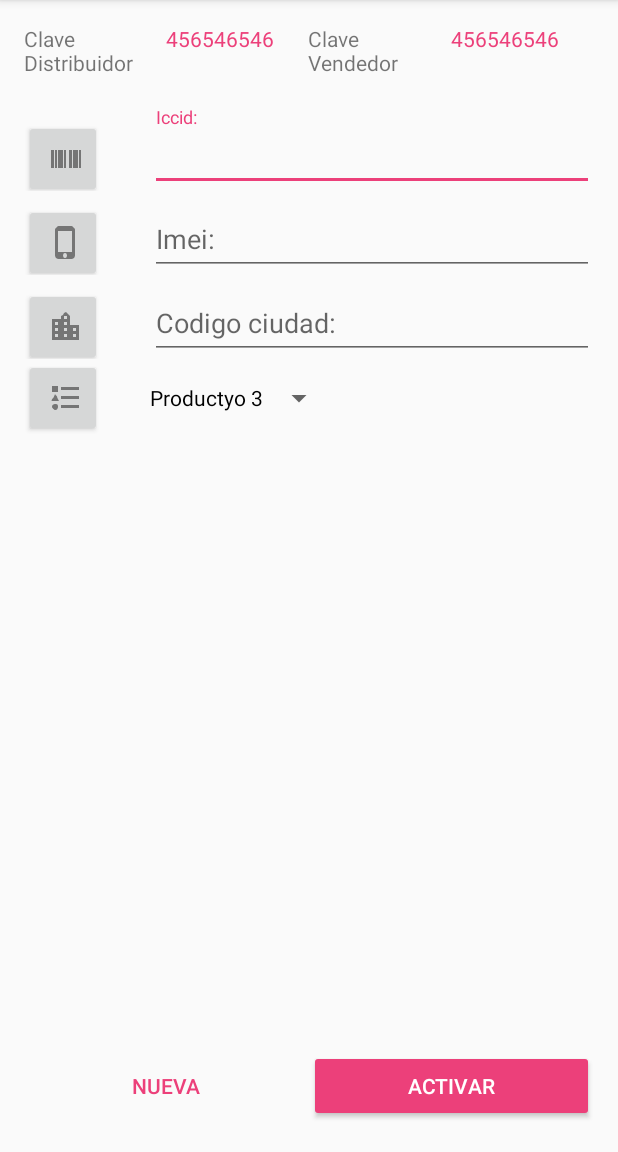
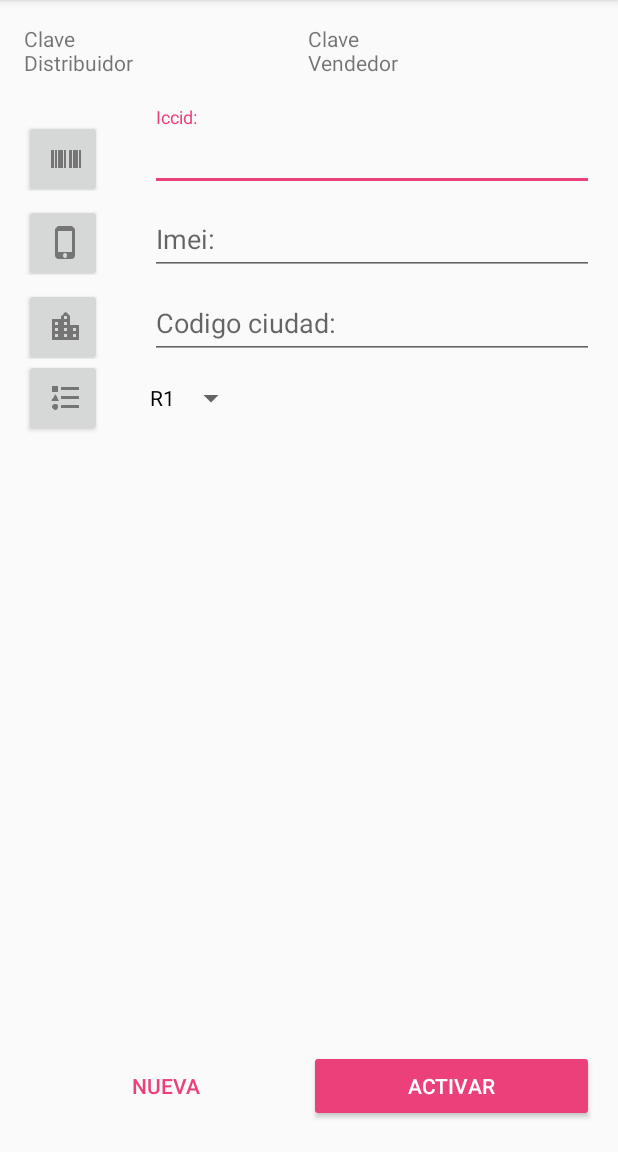
Before and after one commit to ricky393512/Rvisor, an Android app: the ConsultaActivity screen opened directly, with no data from a screen before it, on a phone screen of 412 x 824 dp, the part 84-1236 px from its top. Run offline under Robolectric (Android 15) with nearby library versions, the phone set to English and light mode, and no system bars.

Commit message:
Se modifica spinner para que muestre objetos tipo producto

```diff
--- a/app/src/main/java/telcel/android/rick/com/rvisor/ConsultaActivity.java
+++ b/app/src/main/java/telcel/android/rick/com/rvisor/ConsultaActivity.java
@@ -139,8 +139,10 @@ public class ConsultaActivity extends AppCompatActivity {
 
             @Override
             public void onClick(View v) {
+                // And to get the actual User object that was selected, you can do this.
+                TipoProducto tipoProducto = (TipoProducto) ( (Spinner) findViewById(R.id.my_spinner) ).getSelectedItem();
                notification4(1, R.drawable.ic_telefono,"Aviso"," 2222222222");
-                txtResultado.setText("El numero es 222222222");
+                txtResultado.setText("El numero es 222222222   ---"+tipoProducto.getNombre() );
             }
         });
 
--- a/app/src/main/java/telcel/android/rick/com/rvisor/pojo/TipoProducto.java
+++ b/app/src/main/java/telcel/android/rick/com/rvisor/pojo/TipoProducto.java
@@ -27,4 +27,9 @@ public class TipoProducto {
     public void setNombre(String nombre) {
         this.nombre = nombre;
     }
+
+    @Override
+    public String toString() {
+        return this.nombre;            // What to display in the Spinner list.
+    }
 }
--- a/app/src/main/java/telcel/android/rick/com/rvisor/ws/CoopelWS.java
+++ b/app/src/main/java/telcel/android/rick/com/rvisor/ws/CoopelWS.java
@@ -41,6 +41,7 @@ public class CoopelWS  extends AsyncTask<Void, Void, Boolean> {
     protected Boolean doInBackground(Void... params) {
 // TODO: attempt authentication against a network service.
 //WebService - Opciones
+
         listaProductos = new ArrayList<TipoProducto>();
         final String NAMESPACE = "http://hello_webservice/";
         final String URL="http://10.131.5.40:8080/HelloWorldWS/hello?wsdl";
@@ -173,7 +174,7 @@ try {
             return false;
         }
 */
-        return true;
+        return false;
     }
 
     @Override
@@ -204,7 +205,18 @@ try {
             nombreProductos.add(0,"Productyo 2");
             nombreProductos.add(0,"Productyo 3");
 
-            ArrayAdapter adapter = new ArrayAdapter(context, R.layout.row, nombreProductos);
+            List<TipoProducto> listTP = new ArrayList<>();
+            TipoProducto tp1 = new TipoProducto();
+            TipoProducto tp2 = new TipoProducto();
+            tp1.setId("1");
+            tp1.setNombre("R1");
+            tp2.setId("2");
+            tp2.setNombre("R2");
+
+            listTP.add(tp1);
+            listTP.add(tp2);
+
+            ArrayAdapter adapter = new ArrayAdapter(context, R.layout.row, listTP);
             adapter.setDropDownViewResource(R.layout.spinner_dropdown_item);
             mySpinner.setAdapter(adapter);
 //              mySpinner.setAdapter(new ArrayAdapter<String>(context, android.R.layout.simple_spinner_dropdown_item, nombreProductos));
--- a/app/src/main/res/layout/activity_consulta.xml
+++ b/app/src/main/res/layout/activity_consulta.xml
@@ -36,7 +36,7 @@ tools:showIn="@layout/activity_consulta">
             android:layout_width="0dp"
             android:layout_weight="1"
             android:layout_height="wrap_content"
-            android:text="456546546"
+            android:text=""
             android:layout_gravity="right"
             android:textColor="@color/colorAccent"
 
@@ -58,7 +58,7 @@ tools:showIn="@layout/activity_consulta">
             android:layout_width="0dp"
             android:layout_weight="1"
             android:layout_height="wrap_content"
-            android:text="456546546"
+            android:text=""
             android:layout_gravity="right"
             android:textColor="@color/colorAccent"
             />
```
